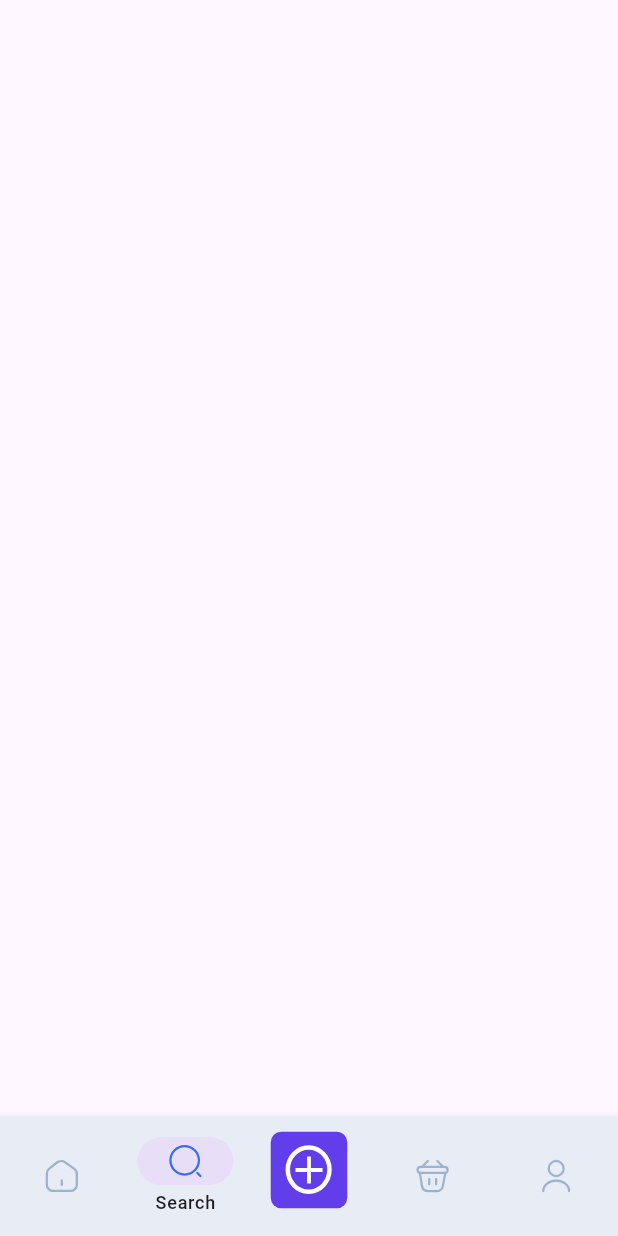
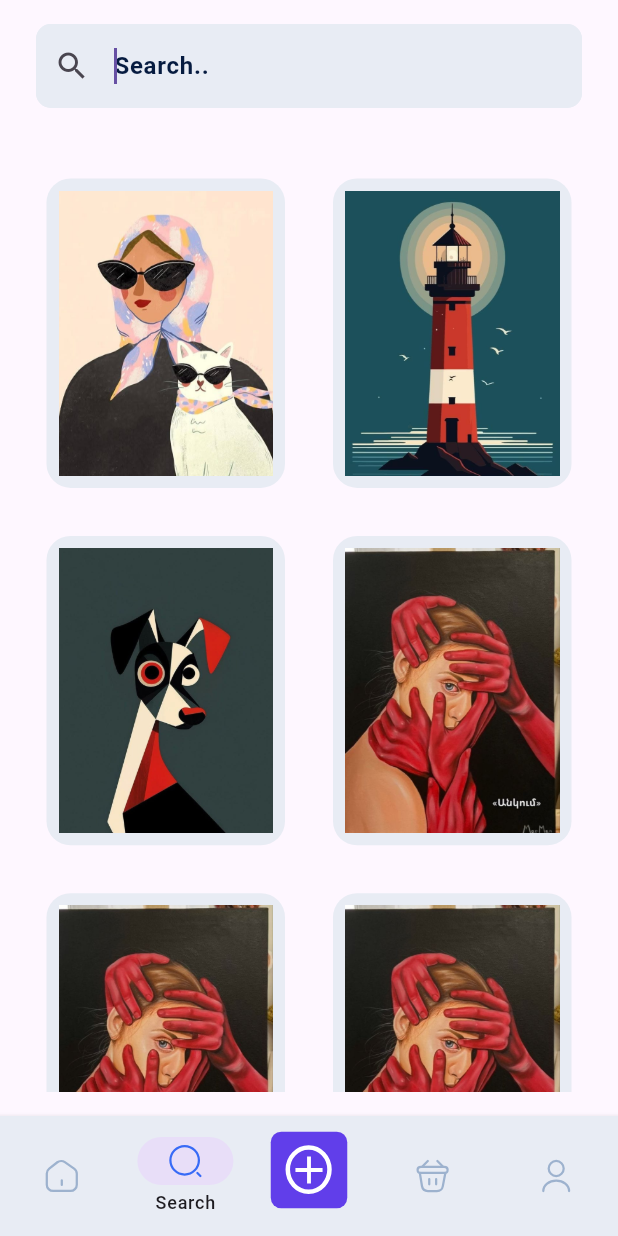
Before and after one commit to Amrelhag/creartive, a Flutter app: the screen it shows after launch, item 2 of the bottom bar chosen, on a phone screen of 412 x 824 dp. Run offline on Flutter 3.47's test engine with Material 3 defaults, Android fonts, the phone set to English and light mode, and no system bars; our stand-ins replace flutter_svg, image_picker, lottie.

Commit message:
+added Search Screen

```diff
--- a/lib/models/content.dart
+++ b/lib/models/content.dart
@@ -47,7 +47,7 @@ class FixedList{
     Content("illustration",
         "  A striking painting of a woman surrounded by red hands, symbolizing control, oppression, or inner turmoil with deep emotional impact.     "
         , AssetsManager.redhands, "5,000 LE"),
-    Content("illustration",
+    Content("painting",
         "  A striking painting of a woman surrounded by red hands, symbolizing control, oppression, or inner turmoil with deep emotional impact.     "
         , AssetsManager.redhands, "5,000 LE"),
 
--- a/lib/ui/Home/tabs/searchtab.dart
+++ b/lib/ui/Home/tabs/searchtab.dart
@@ -1,15 +1,116 @@
 import 'package:creartive/core/reusable_component/ColorManager.dart';
+import 'package:creartive/models/content.dart';
+import 'package:creartive/ui/Home/widget/content_card.dart';
 import 'package:flutter/material.dart';
+import 'package:creartive/models/content.dart';
 
-class SearchTab extends StatelessWidget {
+class SearchTab extends StatefulWidget {
   const SearchTab ({super.key});
+
+  @override
+  State<SearchTab> createState() => _SearchTabState();
+}
+
+class _SearchTabState extends State<SearchTab> {
+
+  List<Content> filterList=[];
+  String searchValue="";
 
   @override
   Widget build(BuildContext context) {
     return
     Scaffold(
+body: GestureDetector(
+  behavior: HitTestBehavior.opaque,
+  onTap: (){
+    FocusScope.of(context).unfocus();
+  },
+  child: Column(
+    children: [
+      SafeArea(
+        child: Padding(
+          padding: const EdgeInsets.symmetric(horizontal: 24,vertical: 16),
+          child: TextField(
+            autofocus: true,
+            onChanged: (value){
+              setState(() {
+  searchValue=value;
+  searchTitle(value);
+              });
+            },
+            style: TextStyle(
+              fontSize: 16,color: ColorManager.secondary,
+              fontWeight: FontWeight.w500,
+            ),
+            decoration: InputDecoration(
+              filled: true,
+              fillColor: ColorManager.primary,
+              hintText: "Search..",
+              hintStyle: TextStyle(
+                fontSize: 16,fontWeight: FontWeight.w700,
+                color: ColorManager.secondary,
 
+              ),
+              prefixIcon: Padding(
+                padding: const EdgeInsets.all(8.0),
+                child: Icon(Icons.search),
+              ),
+              enabledBorder: OutlineInputBorder(
+                  borderRadius: BorderRadius.circular(10),
+                  borderSide: BorderSide(
+                    color: ColorManager.primary,
+                  )
+              ),
+                focusedBorder:  OutlineInputBorder(
+                    borderRadius: BorderRadius.circular(10),
+                    borderSide: BorderSide(
+                      color: ColorManager.primary,
+                    )
+                )
+            ),
+          ),
+        ),
+      ),
+
+
+      Expanded(
+        child: Padding(
+          padding: const EdgeInsets.all(16),
+          child: GridView.builder(
+            gridDelegate:SliverGridDelegateWithFixedCrossAxisCount(
+                crossAxisCount: 2,
+                mainAxisSpacing: 2,
+                crossAxisSpacing: 2,
+                childAspectRatio: 0.8
+            ),
+            itemBuilder: (context,index)=>
+        ContentCard(content:
+        searchValue.isNotEmpty
+           ?filterList[index]
+        :FixedList.fixedContent[index],index: index,
+
+        ),
+
+            itemCount:
+            searchValue.isNotEmpty
+            ?filterList.length
+            :FixedList.fixedContent.length,
+          ),
+        ),
+      ),
+
+
+    ],
+  ),
+),
     );
 
   }
+  searchTitle(String search){
+    filterList=[];
+    filterList= FixedList.fixedContent.where((element)=>
+    element.title.toLowerCase().contains(search.toLowerCase())
+        ||element.title.contains(search.toLowerCase())).toList();
+
+  }
 }
--- a/lib/ui/Home/widget/tabBar_widgets/popular_Arts_widget.dart
+++ b/lib/ui/Home/widget/tabBar_widgets/popular_Arts_widget.dart
@@ -12,11 +12,11 @@ class PopularArtsWidget extends StatelessWidget {
       child: ClipRRect(
         borderRadius: BorderRadius.circular(20), // Makes the image rounded
         child: Container(
-          width: 100,
-          height: 100,
+          width: 110,
+          height: 110,
           child: Image.asset(
             Pimage,
-            fit: BoxFit.cover,
+            fit: BoxFit.fill,
           ),
         ),
       ),
```
